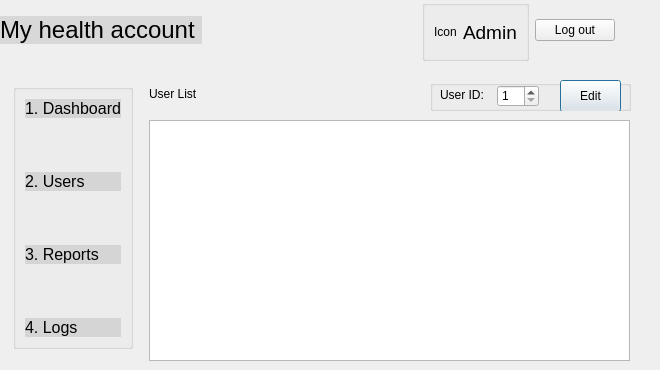
Qt form adminusers.ui (Darijan444/COV-19-Desktop_App) before a commit.
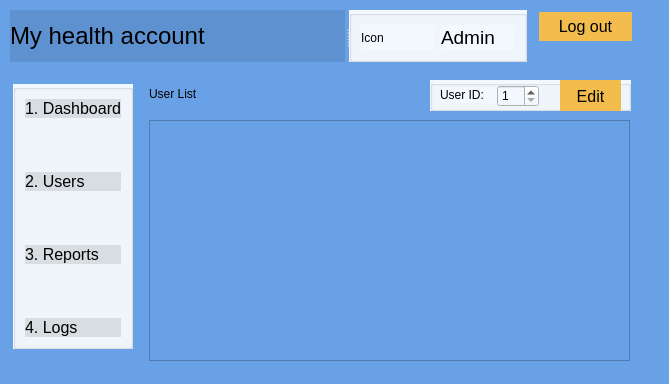
The same form after that commit.

Commit message: changed the color in admin part

What changed in the file:
```diff
--- a/adminusers.ui
+++ b/adminusers.ui
@@ -6,13 +6,16 @@
    <rect>
     <x>0</x>
     <y>0</y>
-    <width>660</width>
-    <height>370</height>
+    <width>669</width>
+    <height>384</height>
    </rect>
   </property>
   <property name="windowTitle">
    <string>Dialog</string>
   </property>
+  <property name="styleSheet">
+   <string notr="true">background-color: rgb(104, 161, 229);</string>
+  </property>
   <widget class="QGroupBox" name="groupBox">
    <property name="geometry">
     <rect>
@@ -22,6 +25,9 @@
      <height>31</height>
     </rect>
    </property>
+   <property name="styleSheet">
+    <string notr="true">background-color: rgb(242, 248, 253)</string>
+   </property>
    <property name="title">
     <string/>
    </property>
@@ -34,6 +40,9 @@
       <height>16</height>
      </rect>
     </property>
+    <property name="styleSheet">
+     <string notr="true">background-color: rgb(242, 248, 253)</string>
+    </property>
     <property name="text">
      <string>User ID:</string>
     </property>
@@ -47,6 +56,9 @@
       <height>22</height>
      </rect>
     </property>
+    <property name="styleSheet">
+     <string notr="true">background-color: rgb(242, 248, 253)</string>
+    </property>
     <property name="minimum">
      <number>1</number>
     </property>
@@ -60,99 +72,34 @@
       <height>32</height>
      </rect>
     </property>
+    <property name="styleSheet">
+     <string notr="true">QPushButton {
+
+    background-color: rgb(242, 189, 76); 
+
+    border: none; 
+
+    color: rgb(0, 0, 0); 
+
+    font: 16px;
+
+} 
+
+QPushButton:hover { 
+
+    background-color: rgb(245, 149, 66); 
+
+    border: none; 
+
+    color: rgb(0, 43, 255); 
+
+}</string>
+    </property>
     <property name="text">
      <string>Edit</string>
     </property>
    </widget>
   </widget>
-  <widget class="QWidget" name="layoutWidget">
-   <property name="geometry">
-    <rect>
-     <x>0</x>
-     <y>0</y>
-     <width>615</width>
-     <height>61</height>
-    </rect>
-   </property>
-   <layout class="QHBoxLayout" name="horizontalLayout_3">
-    <item>
-     <widget class="QPushButton" name="pushButtonMyHealthAccount">
-      <property name="styleSheet">
-       <string notr="true">QPushButton {
-	background-color: rgb(0, 0, 0,0.1); 
-	border: none; 
-	color: rgb(0, 0, 0); 
-	font: 24px;
-	text-align: left;
-} 
-
-</string>
-      </property>
-      <property name="text">
-       <string>My health account </string>
-      </property>
-     </widget>
-    </item>
-    <item>
-     <spacer name="horizontalSpacer">
-      <property name="orientation">
-       <enum>Qt::Horizontal</enum>
-      </property>
-      <property name="sizeHint" stdset="0">
-       <size>
-        <width>188</width>
-        <height>20</height>
-       </size>
-      </property>
-     </spacer>
-    </item>
-    <item>
-     <widget class="QGroupBox" name="groupBox_6">
-      <property name="title">
-       <string/>
-      </property>
-      <layout class="QHBoxLayout" name="horizontalLayout_2">
-       <item>
-        <layout class="QHBoxLayout" name="horizontalLayout">
-         <item>
-          <widget class="QLabel" name="labelAdmin">
-           <property name="text">
-            <string>Icon</string>
-           </property>
-          </widget>
-         </item>
-         <item>
-          <widget class="QLabel" name="label_17">
-           <property name="font">
-            <font>
-             <family>.AppleSystemUIFont</family>
-             <pointsize>14</pointsize>
-             <italic>false</italic>
-             <bold>false</bold>
-            </font>
-           </property>
-           <property name="styleSheet">
-            <string notr="true">font: 14pt &quot;.AppleSystemUIFont&quot;;</string>
-           </property>
-           <property name="text">
-            <string>Admin</string>
-           </property>
-          </widget>
-         </item>
-        </layout>
-       </item>
-      </layout>
-     </widget>
-    </item>
-    <item>
-     <widget class="QPushButton" name="pushButtonLogout">
-      <property name="text">
-       <string>Log out</string>
-      </property>
-     </widget>
-    </item>
-   </layout>
-  </widget>
   <widget class="QGroupBox" name="groupBox_2">
    <property name="geometry">
     <rect>
@@ -162,6 +109,9 @@
      <height>265</height>
     </rect>
    </property>
+   <property name="styleSheet">
+    <string notr="true">background-color: rgb(242, 248, 253)</string>
+   </property>
    <property name="title">
     <string/>
    </property>
@@ -319,12 +269,117 @@
     </rect>
    </property>
    <property name="styleSheet">
-    <string notr="true">font: 16pt &quot;.AppleSystemUIFont&quot;;</string>
+    <string notr="true">font: 16pt &quot;.AppleSystemUIFont&quot;;
+background-color: rgb(104, 161, 229);</string>
    </property>
    <property name="text">
     <string>User List</string>
    </property>
   </widget>
+  <widget class="QPushButton" name="pushButtonLogout">
+   <property name="geometry">
+    <rect>
+     <x>539</x>
+     <y>12</y>
+     <width>93</width>
+     <height>29</height>
+    </rect>
+   </property>
+   <property name="styleSheet">
+    <string notr="true">QPushButton {
+
+    background-color: rgb(242, 189, 76); 
+
+    border: none; 
+
+    color: rgb(0, 0, 0); 
+
+    font: 16px;
+
+} 
+
+QPushButton:hover { 
+
+    background-color: rgb(245, 149, 66); 
+
+    border: none; 
+
+    color: rgb(0, 43, 255); 
+
+}</string>
+   </property>
+   <property name="text">
+    <string>Log out</string>
+   </property>
+  </widget>
+  <widget class="QSplitter" name="splitter">
+   <property name="geometry">
+    <rect>
+     <x>10</x>
+     <y>10</y>
+     <width>517</width>
+     <height>52</height>
+    </rect>
+   </property>
+   <property name="orientation">
+    <enum>Qt::Horizontal</enum>
+   </property>
+   <widget class="QPushButton" name="pushButtonMyHealthAccount">
+    <property name="styleSheet">
+     <string notr="true">QPushButton {
+	background-color: rgb(0, 0, 0,0.1); 
+	border: none; 
+	color: rgb(0, 0, 0); 
+	font: 24px;
+	text-align: left;
+} 
+
+</string>
+    </property>
+    <property name="text">
+     <string>My health account </string>
+    </property>
+   </widget>
+   <widget class="QGroupBox" name="groupBox_6">
+    <property name="styleSheet">
+     <string notr="true">background-color: rgb(242, 248, 253)</string>
+    </property>
+    <property name="title">
+     <string/>
+    </property>
+    <layout class="QHBoxLayout" name="horizontalLayout_2">
+     <item>
+      <layout class="QHBoxLayout" name="horizontalLayout">
+       <item>
+        <widget class="QLabel" name="labelAdmin">
+         <property name="text">
+          <string>Icon</string>
+         </property>
+        </widget>
+       </item>
+       <item>
+        <widget class="QLabel" name="label_17">
+         <property name="font">
+          <font>
+           <family>.AppleSystemUIFont</family>
+           <pointsize>14</pointsize>
+           <italic>false</italic>
+           <bold>false</bold>
+          </font>
+         </property>
+         <property name="styleSheet">
+          <string notr="true">font: 14pt &quot;.AppleSystemUIFont&quot;;</string>
+         </property>
+         <property name="text">
+          <string>Admin</string>
+         </property>
+        </widget>
+       </item>
+      </layout>
+     </item>
+    </layout>
+   </widget>
+  </widget>
  </widget>
  <resources/>
  <connections/>
```
The commit also changes 14 other files.
